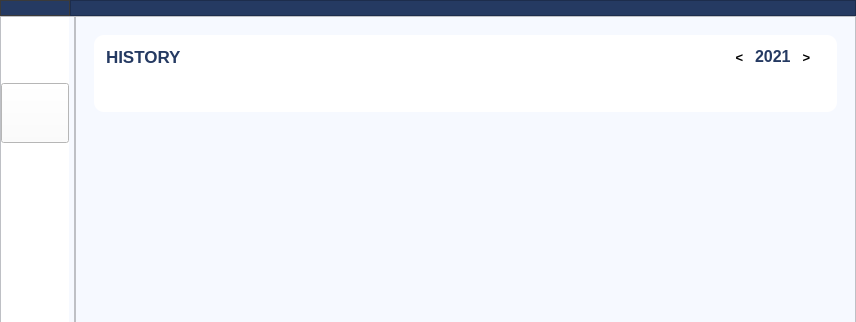
Above: main_gui.ui from Linda-Stadter/daily-tasks before the change; both pictures show x 0 to 856 and y 0 to 322 of the 856 by 593 pixel window. Below: the same form after it.
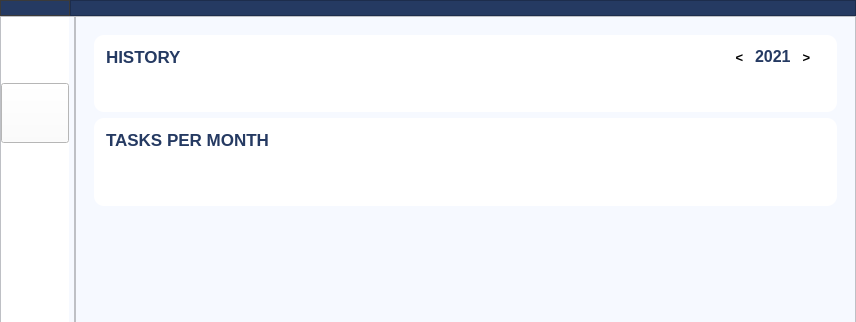
That is the form after the change. The open tabs and pages were chosen to show the change. Icons and pictures are not drawn.

Commit message: plot number of completed tasks per month in history section

What changed in the file:
```diff
--- a/main_gui.ui
+++ b/main_gui.ui
@@ -1679,7 +1679,177 @@
                </widget>
               </item>
               <item>
-               <widget class="QWidget" name="widget_2" native="true"/>
+               <widget class="QWidget" name="widget_2" native="true">
+                <property name="styleSheet">
+                 <string notr="true">background: #fff;
+border-radius: 10px;</string>
+                </property>
+                <layout class="QVBoxLayout" name="verticalLayout_12">
+                 <property name="leftMargin">
+                  <number>12</number>
+                 </property>
+                 <property name="topMargin">
+                  <number>12</number>
+                 </property>
+                 <property name="rightMargin">
+                  <number>12</number>
+                 </property>
+                 <property name="bottomMargin">
+                  <number>12</number>
+                 </property>
+                 <item>
+                  <widget class="QLabel" name="history_label_2">
+                   <property name="sizePolicy">
+                    <sizepolicy hsizetype="Fixed" vsizetype="Fixed">
+                     <horstretch>0</horstretch>
+                     <verstretch>0</verstretch>
+                    </sizepolicy>
+                   </property>
+                   <property name="palette">
+                    <palette>
+                     <active>
+                      <colorrole role="Button">
+                       <brush brushstyle="SolidPattern">
+                        <color alpha="255">
+                         <red>255</red>
+                         <green>255</green>
+                         <blue>255</blue>
+                        </color>
+                       </brush>
+                      </colorrole>
+                      <colorrole role="Base">
+                       <brush brushstyle="SolidPattern">
+                        <color alpha="255">
+                         <red>255</red>
+                         <green>255</green>
+                         <blue>255</blue>
+                        </color>
+                       </brush>
+                      </colorrole>
+                      <colorrole role="Window">
+                       <brush brushstyle="SolidPattern">
+                        <color alpha="255">
+                         <red>255</red>
+                         <green>255</green>
+                         <blue>255</blue>
+                        </color>
+                       </brush>
+                      </colorrole>
+                     </active>
+                     <inactive>
+                      <colorrole role="Button">
+                       <brush brushstyle="SolidPattern">
+                        <color alpha="255">
+                         <red>255</red>
+                         <green>255</green>
+                         <blue>255</blue>
+                        </color>
+                       </brush>
+                      </colorrole>
+                      <colorrole role="Base">
+                       <brush brushstyle="SolidPattern">
+                        <color alpha="255">
+                         <red>255</red>
+                         <green>255</green>
+                         <blue>255</blue>
+                        </color>
+                       </brush>
+                      </colorrole>
+                      <colorrole role="Window">
+                       <brush brushstyle="SolidPattern">
+                        <color alpha="255">
+                         <red>255</red>
+                         <green>255</green>
+                         <blue>255</blue>
+                        </color>
+                       </brush>
+                      </colorrole>
+                     </inactive>
+                     <disabled>
+                      <colorrole role="Button">
+                       <brush brushstyle="SolidPattern">
+                        <color alpha="255">
+                         <red>255</red>
+                         <green>255</green>
+                         <blue>255</blue>
+                        </color>
+                       </brush>
+                      </colorrole>
+                      <colorrole role="Base">
+                       <brush brushstyle="SolidPattern">
+                        <color alpha="255">
+                         <red>255</red>
+                         <green>255</green>
+                         <blue>255</blue>
+                        </color>
+                       </brush>
+                      </colorrole>
+                      <colorrole role="Window">
+                       <brush brushstyle="SolidPattern">
+                        <color alpha="255">
+                         <red>255</red>
+                         <green>255</green>
+                         <blue>255</blue>
+                        </color>
+                       </brush>
+                      </colorrole>
+                     </disabled>
+                    </palette>
+                   </property>
+                   <property name="font">
+                    <font>
+                     <family>Nirmala UI</family>
+                     <pointsize>13</pointsize>
+                     <weight>75</weight>
+                     <bold>true</bold>
+                    </font>
+                   </property>
+                   <property name="text">
+                    <string>&lt;html&gt;&lt;head/&gt;&lt;body&gt;&lt;p&gt;&lt;span style=&quot; color:#253a62;&quot;&gt;TASKS PER MONTH&lt;/span&gt;&lt;/p&gt;&lt;/body&gt;&lt;/html&gt;</string>
+                   </property>
+                  </widget>
+                 </item>
+                 <item>
+                  <widget class="QWidget" name="monthsplot" native="true">
+                   <property name="styleSheet">
+                    <string notr="true">background: #fff;
+border-radius: 10px;</string>
+                   </property>
+                   <layout class="QHBoxLayout" name="horizontalLayout_7">
+                    <item>
+                     <widget class="QWidget" name="widget_3" native="true"/>
+                    </item>
+                    <item>
+                     <spacer name="horizontalSpacer_5">
+                      <property name="orientation">
+                       <enum>Qt::Horizontal</enum>
+                      </property>
+                      <property name="sizeHint" stdset="0">
+                       <size>
+                        <width>40</width>
+                        <height>20</height>
+                       </size>
+                      </property>
+                     </spacer>
+                    </item>
+                   </layout>
+                  </widget>
+                 </item>
+                </layout>
+               </widget>
+              </item>
+              <item>
+               <spacer name="verticalSpacer_3">
+                <property name="orientation">
+                 <enum>Qt::Vertical</enum>
+                </property>
+                <property name="sizeHint" stdset="0">
+                 <size>
+                  <width>20</width>
+                  <height>40</height>
+                 </size>
+                </property>
+               </spacer>
               </item>
              </layout>
             </widget>
```
Left out of the diff: 2 changed lines with no effect on the pictures. The commit also changes 3 other files.
